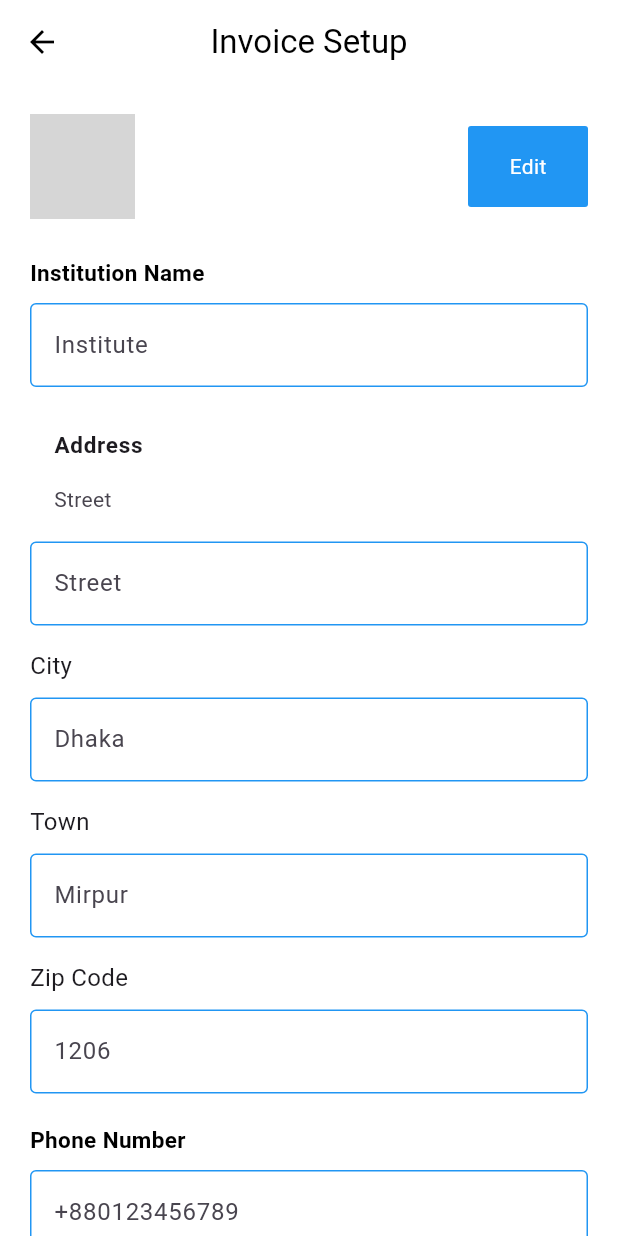
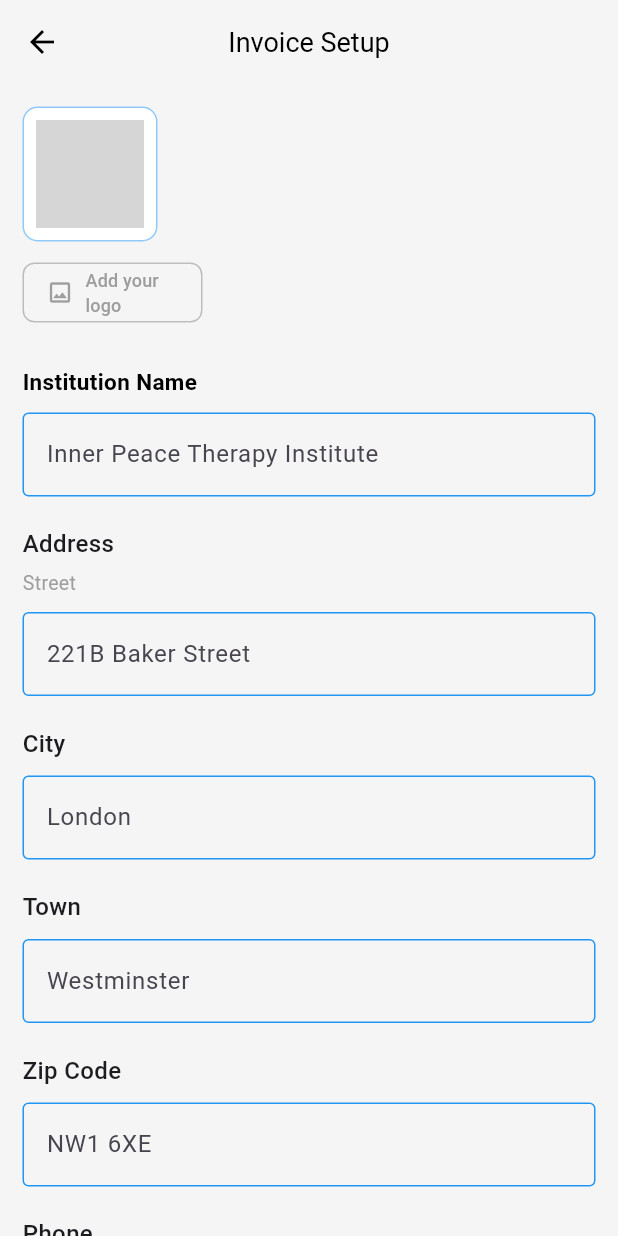
Before and after one commit to sagorsanto49/Thera-track-UIi, a Flutter app: the Invoice screen opened directly, after a tap on "Edit", on a phone screen of 412 x 824 dp. Run offline on Flutter 3.47's test engine with Material 3 defaults, Android fonts, the phone set to English and light mode, and no system bars; our stand-ins replace pinput; network calls fail; grey boxes are pictures that could not be loaded.

Commit message:
Invoice Setup 2

```diff
--- a/lib/feature/signin/presentation/page/invoice.dart
+++ b/lib/feature/signin/presentation/page/invoice.dart
@@ -1,14 +1,14 @@
-import 'package:doctor/core/widget/headertext.dart';
 import 'package:doctor/core/widget/primarybutten.dart';
 import 'package:doctor/core/widget/text.dart';
 import 'package:doctor/core/widget/xfield.dart';
+import 'package:doctor/feature/signin/presentation/page/invoicesetup.dart';
 import 'package:flutter/material.dart';
 
 class Invoice extends StatelessWidget {
   const Invoice({super.key});
 
   @override
- Widget build(BuildContext context) {
+  Widget build(BuildContext context) {
     return Scaffold(
       backgroundColor: Colors.white,
 
@@ -17,17 +17,19 @@ class Invoice extends StatelessWidget {
         centerTitle: true,
         elevation: 0,
 
-        title: const Text(
-          'Invoice Setup',
-          style: TextStyle(color: Colors.black),
-        ),
-
         iconTheme: const IconThemeData(
           color: Colors.black,
         ),
+
+        title: const Text(
+          'Invoice Setup',
+          style: TextStyle(
+            color: Colors.black,
+          ),
+        ),
       ),
 
-      // SCROLLABLE BODY
+
       body: SingleChildScrollView(
         child: Padding(
           padding: const EdgeInsets.all(20),
@@ -36,7 +38,7 @@ class Invoice extends StatelessWidget {
             crossAxisAlignment: CrossAxisAlignment.start,
 
             children: [
-              // TOP ROW
+
               Row(
                 mainAxisAlignment:
                     MainAxisAlignment.spaceBetween,
@@ -55,7 +57,9 @@ class Invoice extends StatelessWidget {
 
                     child: Primarybutten(
                       title: 'Edit',
-                      onpress: () {},
+                      onpress: () {
+                        Navigator.push(context, MaterialPageRoute(builder: (Context)=> InvoiceSetup()));
+                      },
                     ),
                   ),
                 ],
@@ -63,79 +67,116 @@ class Invoice extends StatelessWidget {
 
               const SizedBox(height: 25),
 
-              // INSTITUTION NAME
+
               Texts(text: 'Institution Name'),
 
               const SizedBox(height: 10),
 
               Xfield(text: 'Institute'),
 
-              const SizedBox(height: 20),
+              const SizedBox(height: 25),
 
-              // ADDRESS
-              const Headertext(
-                title: 'Address',
-                subtitle: 'Street',
+
+              Column(
+                crossAxisAlignment:
+                    CrossAxisAlignment.start,
+
+                children: const [
+                  Text(
+                    'Address',
+
+                    style: TextStyle(
+                      fontSize: 18,
+                      fontWeight: FontWeight.bold,
+                    ),
+                  ),
+
+                  SizedBox(height: 5),
+
+                  Text(
+                    'Street',
+
+                    style: TextStyle(
+                      fontSize: 15,
+                      color: Colors.grey,
+                    ),
+                  ),
+                ],
               ),
 
               const SizedBox(height: 10),
 
               Xfield(text: 'Street'),
 
-              const SizedBox(height: 15),
+              const SizedBox(height: 20),
+
 
               const Text(
                 'City',
-                style: TextStyle(fontSize: 16),
+
+                style: TextStyle(
+                  fontSize: 16,
+                  fontWeight: FontWeight.w500,
+                ),
               ),
 
               const SizedBox(height: 10),
 
               Xfield(text: 'Dhaka'),
 
-              const SizedBox(height: 15),
+              const SizedBox(height: 20),
+
 
               const Text(
                 'Town',
-                style: TextStyle(fontSize: 16),
+
+                style: TextStyle(
+                  fontSize: 16,
+                  fontWeight: FontWeight.w500,
+                ),
               ),
 
               const SizedBox(height: 10),
 
               Xfield(text: 'Mirpur'),
 
-              const SizedBox(height: 15),
+              const SizedBox(height: 20),
+
 
               const Text(
                 'Zip Code',
-                style: TextStyle(fontSize: 16),
+
+                style: TextStyle(
+                  fontSize: 16,
+                  fontWeight: FontWeight.w500,
+                ),
               ),
 
               const SizedBox(height: 10),
 
               Xfield(text: '1206'),
 
-              const SizedBox(height: 20),
+              const SizedBox(height: 25),
 
-              // PHONE NUMBER
+
               Texts(text: 'Phone Number'),
 
               const SizedBox(height: 10),
 
               Xfield(text: '+880123456789'),
 
-              const SizedBox(height: 20),
+              const SizedBox(height: 25),
 
-              // EMAIL
+
               Texts(text: 'Email Address'),
 
               const SizedBox(height: 10),
 
               Xfield(text: 'example@gmail.com'),
 
-              const SizedBox(height: 20),
+              const SizedBox(height: 25),
 
-              // WEBSITE
+
               Texts(text: 'Website'),
 
               const SizedBox(height: 10),
--- /dev/null
+++ b/lib/feature/signin/presentation/page/invoicesetup.dart
@@ -0,0 +1,260 @@
+import 'package:doctor/core/widget/primarybutten.dart';
+import 'package:doctor/core/widget/text.dart';
+import 'package:doctor/core/widget/xfield.dart';
+import 'package:flutter/material.dart';
+
+class InvoiceSetup extends StatelessWidget {
+  const InvoiceSetup({super.key});
+
+  @override
+  Widget build(BuildContext context) {
+    return Scaffold(
+      backgroundColor: Colors.grey.shade100,
+
+      appBar: AppBar(
+        backgroundColor: Colors.grey.shade100,
+        elevation: 0,
+        centerTitle: true,
+
+        leading: const Icon(
+          Icons.arrow_back,
+          color: Colors.black,
+        ),
+
+        title: const Text(
+          'Invoice Setup',
+          style: TextStyle(
+            color: Colors.black,
+            fontSize: 18,
+          ),
+        ),
+      ),
+
+      body: SingleChildScrollView(
+        child: Padding(
+          padding: const EdgeInsets.all(15),
+
+          child: Column(
+            crossAxisAlignment: CrossAxisAlignment.start,
+
+            children: [
+              // LOGO
+              Container(
+                height: 90,
+                width: 90,
+
+                decoration: BoxDecoration(
+                  color: Colors.white,
+
+                  borderRadius:
+                      BorderRadius.circular(10),
+
+                  border: Border.all(
+                    color: Colors.blue.shade200,
+                  ),
+                ),
+
+                child: Padding(
+                  padding: const EdgeInsets.all(8),
+
+                  child: Image.network(
+                    "https://cdn-icons-png.flaticon.com/512/3135/3135715.png",
+                  ),
+                ),
+              ),
+
+              const SizedBox(height: 10),
+
+              // ADD LOGO BUTTON
+              SizedBox(
+                width: 120,
+
+                child: OutlinedButton.icon(
+                  onPressed: () {},
+
+                  style: OutlinedButton.styleFrom(
+                    side: BorderSide(
+                      color: Colors.grey.shade400,
+                    ),
+
+                    shape: RoundedRectangleBorder(
+                      borderRadius:
+                          BorderRadius.circular(8),
+                    ),
+                  ),
+
+                  icon: const Icon(
+                    Icons.image_outlined,
+                    size: 18,
+                    color: Colors.grey,
+                  ),
+
+                  label: const Text(
+                    "Add your logo",
+
+                    style: TextStyle(
+                      color: Colors.grey,
+                      fontSize: 12,
+                    ),
+                  ),
+                ),
+              ),
+
+              const SizedBox(height: 25),
+
+              // INSTITUTION NAME
+              Texts(text: 'Institution Name'),
+
+              const SizedBox(height: 10),
+
+              Xfield(
+                text: 'Inner Peace Therapy Institute',
+              ),
+
+              const SizedBox(height: 20),
+
+              // ADDRESS
+              const Text(
+                'Address',
+
+                style: TextStyle(
+                  fontSize: 16,
+                  fontWeight: FontWeight.w500,
+                ),
+              ),
+
+              const SizedBox(height: 5),
+
+              const Text(
+                'Street',
+
+                style: TextStyle(
+                  color: Colors.grey,
+                  fontSize: 13,
+                ),
+              ),
+
+              const SizedBox(height: 10),
+
+              Xfield(text: '221B Baker Street'),
+
+              const SizedBox(height: 20),
+
+              // CITY
+              const Text(
+                'City',
+
+                style: TextStyle(
+                  fontSize: 16,
+                  fontWeight: FontWeight.w500,
+                ),
+              ),
+
+              const SizedBox(height: 10),
+
+              Xfield(text: 'London'),
+
+              const SizedBox(height: 20),
+
+              // TOWN
+              const Text(
+                'Town',
+
+                style: TextStyle(
+                  fontSize: 16,
+                  fontWeight: FontWeight.w500,
+                ),
+              ),
+
+              const SizedBox(height: 10),
+
+              Xfield(text: 'Westminster'),
+
+              const SizedBox(height: 20),
+
+              // ZIP CODE
+              const Text(
+                'Zip Code',
+
+                style: TextStyle(
+                  fontSize: 16,
+                  fontWeight: FontWeight.w500,
+                ),
+              ),
+
+              const SizedBox(height: 10),
+
+              Xfield(text: 'NW1 6XE'),
+
+              const SizedBox(height: 20),
+
+              // PHONE
+              const Text(
+                'Phone',
+
+                style: TextStyle(
+                  fontSize: 16,
+                  fontWeight: FontWeight.w500,
+                ),
+              ),
+
+              const SizedBox(height: 10),
+
+              Xfield(text: '+44 20 xxxx xxxx'),
+
+              const SizedBox(height: 20),
+
+              // EMAIL
+              const Text(
+                'Email Address',
+
+                style: TextStyle(
+                  fontSize: 16,
+                  fontWeight: FontWeight.w500,
+                ),
+              ),
+
+              const SizedBox(height: 10),
+
+              Xfield(
+                text: 'innerpeacetherapy@gmail.com',
+              ),
+
+              const SizedBox(height: 20),
+
+              // WEBSITE
+              const Text(
+                'Website',
+
+                style: TextStyle(
+                  fontSize: 16,
+                  fontWeight: FontWeight.w500,
+                ),
+              ),
+
+              const SizedBox(height: 10),
+
+              Xfield(
+                text: 'innerpeacetherapy.com',
+              ),
+
+              const SizedBox(height: 35),
+
+              // SAVE BUTTON
+              SizedBox(
+                width: double.infinity,
+
+                child: Primarybutten(
+                  title: 'Save',
+                  onpress: () {},
+                ),
+              ),
+
+              const SizedBox(height: 20),
+            ],
+          ),
+        ),
+      ),
+    );
+  }
+}
```
